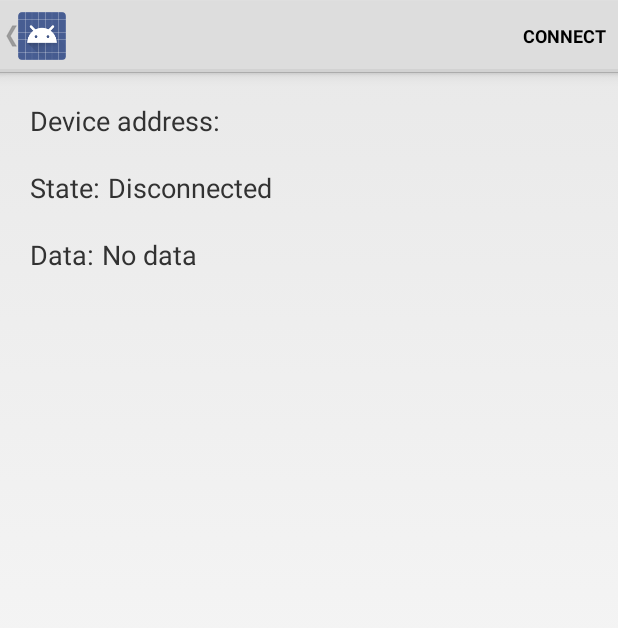
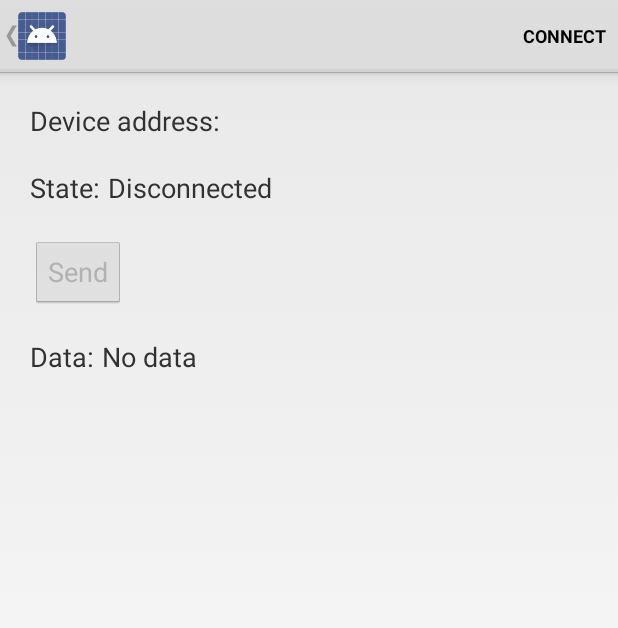
Before and after one commit to manphis/BluetoothLeGattQT, an Android app: the DeviceControlActivity screen opened directly, with no data from a screen before it, on a phone screen of 412 x 824 dp. Shown: the top 628 px of the screen. Run offline under Robolectric (Android 15) with nearby library versions, the phone set to English and light mode, and no system bars; 3 statements that could not run were skipped.

Commit message:
Periodically send data to qtube

```diff
--- a/Application/src/main/java/com/example/android/bluetoothlegatt/DeviceControlActivity.java
+++ b/Application/src/main/java/com/example/android/bluetoothlegatt/DeviceControlActivity.java
@@ -26,18 +26,26 @@ import android.content.Intent;
 import android.content.IntentFilter;
 import android.content.ServiceConnection;
 import android.os.Bundle;
+import android.os.Handler;
 import android.os.IBinder;
 import android.util.Log;
 import android.view.Menu;
 import android.view.MenuItem;
 import android.view.View;
+import android.widget.Button;
 import android.widget.ExpandableListView;
 import android.widget.SimpleExpandableListAdapter;
 import android.widget.TextView;
 
+import java.nio.ByteBuffer;
+import java.nio.ByteOrder;
+import java.nio.charset.Charset;
 import java.util.ArrayList;
+import java.util.Arrays;
 import java.util.HashMap;
 import java.util.List;
+import java.util.zip.CRC32;
+import java.util.zip.Checksum;
 
 /**
  * For a given BLE device, this Activity provides the user interface to connect, display data,
@@ -50,17 +58,26 @@ public class DeviceControlActivity extends Activity {
 
     public static final String EXTRAS_DEVICE_NAME = "DEVICE_NAME";
     public static final String EXTRAS_DEVICE_ADDRESS = "DEVICE_ADDRESS";
+    private static final String SEND_CHARACTERISTIC = "a017";
+    private static final String SEND_DATA = "192.168.0.0";
+    private static final int SEND_INTERVAL = 50;   //ms
 
     private TextView mConnectionState;
     private TextView mDataField;
     private String mDeviceName;
     private String mDeviceAddress;
     private ExpandableListView mGattServicesList;
-    private BluetoothLeService mBluetoothLeService;
+    private BluetoothLeService mBluetoothLeService = null;
     private ArrayList<ArrayList<BluetoothGattCharacteristic>> mGattCharacteristics =
             new ArrayList<ArrayList<BluetoothGattCharacteristic>>();
     private boolean mConnected = false;
     private BluetoothGattCharacteristic mNotifyCharacteristic;
+    private Button sendBtn;
+    private TextView sendState;
+    private BluetoothGattCharacteristic mGattCharacteristic;
+    private boolean sendingData = false;
+    private Handler mHandler = new Handler();
+    private Checksum mChecksum = new CRC32();
 
     private final String LIST_NAME = "NAME";
     private final String LIST_UUID = "UUID";
@@ -147,6 +164,36 @@ public class DeviceControlActivity extends Activity {
                 }
     };
 
+    private View.OnClickListener sendBtnListenrer = new View.OnClickListener() {
+        @Override
+        public void onClick(View v) {
+            if (sendingData) {
+                sendingData = false;
+                sendBtn.setText(getText(R.string.send));
+                sendState.setText("");
+                mHandler.removeCallbacks(SendDataRunnable);
+            } else {
+                sendingData = true;
+                sendBtn.setText(getText(R.string.stop));
+                sendState.setText(getText(R.string.send_state));
+                mHandler.post(SendDataRunnable);
+            }
+        }
+    };
+
+    private Runnable SendDataRunnable = new Runnable() {
+        @Override
+        public void run() {
+            if (null != mBluetoothLeService) {
+                Log.i(TAG, "writeCharacteristic");
+                mBluetoothLeService.writeCharacteristic(mGattCharacteristic);
+
+                if (sendingData)
+                    mHandler.postDelayed(this, SEND_INTERVAL);
+            }
+        }
+    };
+
     private void clearUI() {
         mGattServicesList.setAdapter((SimpleExpandableListAdapter) null);
         mDataField.setText(R.string.no_data);
@@ -167,6 +214,9 @@ public class DeviceControlActivity extends Activity {
         mGattServicesList.setOnChildClickListener(servicesListClickListner);
         mConnectionState = (TextView) findViewById(R.id.connection_state);
         mDataField = (TextView) findViewById(R.id.data_value);
+        sendBtn = (Button) findViewById(R.id.sendBtn);
+        sendBtn.setOnClickListener(sendBtnListenrer);
+        sendState = (TextView) findViewById(R.id.send_state);
 
         getActionBar().setTitle(mDeviceName);
         getActionBar().setDisplayHomeAsUpEnabled(true);
@@ -217,6 +267,12 @@ public class DeviceControlActivity extends Activity {
                 mBluetoothLeService.connect(mDeviceAddress);
                 return true;
             case R.id.menu_disconnect:
+                sendingData = false;
+                sendBtn.setText(getText(R.string.send));
+                sendBtn.setEnabled(false);
+                sendState.setText("");
+                mHandler.removeCallbacks(SendDataRunnable);
+
                 mBluetoothLeService.disconnect();
                 return true;
             case android.R.id.home:
@@ -258,8 +314,11 @@ public class DeviceControlActivity extends Activity {
         for (BluetoothGattService gattService : gattServices) {
             HashMap<String, String> currentServiceData = new HashMap<String, String>();
             uuid = gattService.getUuid().toString();
-            currentServiceData.put(
-                    LIST_NAME, SampleGattAttributes.lookup(uuid, unknownServiceString));
+            String serviceName = SampleGattAttributes.lookup(uuid, unknownServiceString);
+            if (serviceName.contains(getResources().getString(R.string.project_name)))
+                sendBtn.setEnabled(true);
+
+            currentServiceData.put(LIST_NAME, serviceName);
             currentServiceData.put(LIST_UUID, uuid);
             gattServiceData.add(currentServiceData);
 
@@ -272,6 +331,11 @@ public class DeviceControlActivity extends Activity {
 
             // Loops through available Characteristics.
             for (BluetoothGattCharacteristic gattCharacteristic : gattCharacteristics) {
+                if (gattCharacteristic.getUuid().toString().contains(SEND_CHARACTERISTIC)) {
+                    mGattCharacteristic = gattCharacteristic;
+                    mGattCharacteristic.setValue(formatInfo(SEND_DATA));
+                }
+
                 charas.add(gattCharacteristic);
                 HashMap<String, String> currentCharaData = new HashMap<String, String>();
                 uuid = gattCharacteristic.getUuid().toString();
@@ -306,4 +370,25 @@ public class DeviceControlActivity extends Activity {
         intentFilter.addAction(BluetoothLeService.ACTION_DATA_AVAILABLE);
         return intentFilter;
     }
+
+    private byte[] formatInfo(String info) {
+        int dataLen = info.length();
+        ByteBuffer pBuffer = ByteBuffer.allocate(dataLen).order(ByteOrder.LITTLE_ENDIAN);
+        ByteBuffer fBuffer = ByteBuffer.allocate(dataLen + 4).order(ByteOrder.LITTLE_ENDIAN);
+
+        Arrays.fill(pBuffer.array(), (byte) 0);
+        pBuffer.clear();
+        pBuffer.put(info.getBytes(Charset.forName("UTF-8")));
+
+        mChecksum.reset();
+        mChecksum.update(pBuffer.array(), 0, pBuffer.array().length);
+        int crc = (int) mChecksum.getValue();
+
+        Arrays.fill(fBuffer.array(), (byte) 0);
+        fBuffer.clear();
+        fBuffer.putInt(crc);
+        fBuffer.put(pBuffer.array());
+
+        return fBuffer.array();
+    }
 }
--- a/Application/src/main/java/com/example/android/bluetoothlegatt/SampleGattAttributes.java
+++ b/Application/src/main/java/com/example/android/bluetoothlegatt/SampleGattAttributes.java
@@ -33,6 +33,7 @@ public class SampleGattAttributes {
         // Sample Characteristics.
         attributes.put(HEART_RATE_MEASUREMENT, "Heart Rate Measurement");
         attributes.put("00002a29-0000-1000-8000-00805f9b34fb", "Manufacturer Name String");
+        attributes.put("0000a012-0000-1000-8000-00805f9b34fb", "Q-Tube Service");
     }
 
     public static String lookup(String uuid, String defaultName) {
--- a/Application/src/main/res/layout/gatt_services_characteristics.xml
+++ b/Application/src/main/res/layout/gatt_services_characteristics.xml
@@ -50,6 +50,24 @@
                   android:textSize="18sp"/>
     </LinearLayout>
     <LinearLayout android:orientation="horizontal"
+        android:layout_width="match_parent"
+        android:layout_height="wrap_content"
+        android:layout_margin="10dp">
+        <Button
+            android:id="@+id/sendBtn"
+            android:layout_width="wrap_content"
+            android:layout_height="wrap_content"
+            android:textSize="18sp"
+            android:text="@string/send"
+            android:enabled="false"/>
+        <Space android:layout_width="5dp"
+            android:layout_height="wrap_content"/>
+        <TextView android:id="@+id/send_state"
+            android:layout_width="match_parent"
+            android:layout_height="wrap_content"
+            android:textSize="18sp"/>
+    </LinearLayout>
+    <LinearLayout android:orientation="horizontal"
                   android:layout_width="match_parent"
                   android:layout_height="wrap_content"
                   android:layout_margin="10dp">
--- a/Application/src/main/res/values/strings.xml
+++ b/Application/src/main/res/values/strings.xml
@@ -33,4 +33,10 @@
     <string name="menu_disconnect">Disconnect</string>
     <string name="menu_scan">Scan</string>
     <string name="menu_stop">Stop</string>
+
+    <string name="send">Send</string>
+    <string name="stop">Stop</string>
+    <string name="project_name">Q-Tube</string>
+
+    <string name="send_state">Sending Data...</string>
 </resources>
```
Also changed, not shown: Application/src/main/java/com/example/android/bluetoothlegatt/BluetoothLeService.java (+8 -0 lines).
